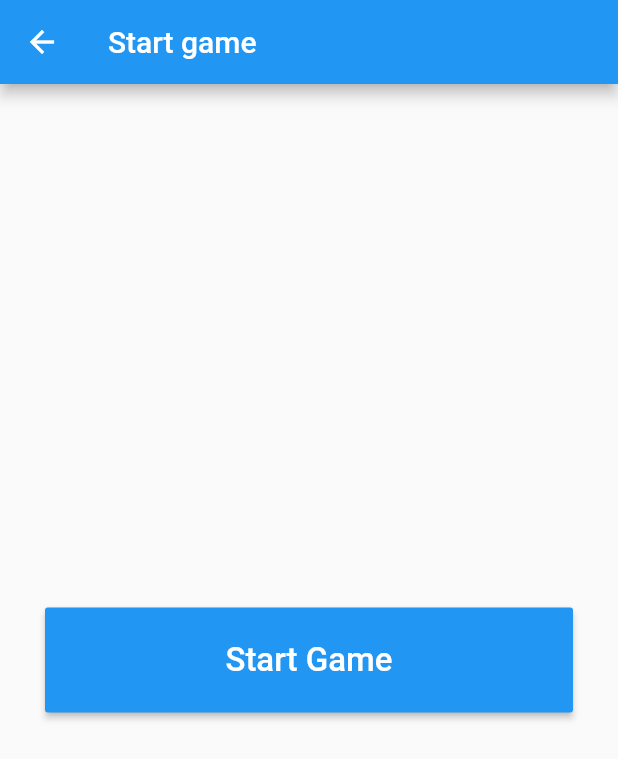
After one commit to NoConnection12367/MultiQuizz, a Flutter app: the StartGameButtonPage screen opened directly, after a tap on "Start Game", on a phone screen of 412 x 824 dp. The commit adds this screen. Shown: the top 759 px of the screen. Run offline on Flutter 3.47's test engine with Material 2 defaults, Android fonts, the phone set to English and light mode, and no system bars; our stand-ins replace firebase_database, html_unescape, percent_indicator; accounts and stored records are empty.

Commit message:
Added additional page with button to start a new game

```diff
--- a/multiquizz/lib/pages/mainMenuPage.dart
+++ b/multiquizz/lib/pages/mainMenuPage.dart
@@ -1,5 +1,6 @@
 import 'package:flutter/material.dart';
 import 'package:intl/intl.dart';
+import 'package:multiquizz/pages/startGameButtonPage.dart';
 import 'startNewGamePage.dart';
 import 'gamePage.dart';
 import 'statisticsPage.dart';
@@ -173,7 +174,7 @@ class _MainMenuPage extends State<MainMenuPage> {
                         subtitle: Text(memberNames),
                         onTap: () => Navigator.push(
                             cntx,
-                            MaterialPageRoute(builder: (cntx) => QuestionPage(game: openGames[index], questionID: 0, correctAnswerCount: 0)),
+                            MaterialPageRoute(builder: (cntx) => StartGameButtonPage(game: openGames[index])),
                         ),
                     ),
                 );
--- a/multiquizz/lib/pages/questionPage.dart
+++ b/multiquizz/lib/pages/questionPage.dart
@@ -8,16 +8,11 @@ import 'package:html_unescape/html_unescape.dart';
 
 class QuestionPage extends StatefulWidget {
 
-	Game game;
-    int questionID;
-    int correctAnswerCount;
+	  final Game game;
+    final int questionID;
+    final int correctAnswerCount;
 
-    QuestionPage({Key key, Game game, int questionID, int correctAnswerCount}) : super(key: key)
-     {
-         this.game = game;
-         this.questionID = questionID;
-         this.correctAnswerCount = correctAnswerCount;
-     }
+    QuestionPage({Key key, this.game, this.questionID, this.correctAnswerCount}) : super(key: key);
 
     @override
     _QuestionPageState createState() => _QuestionPageState(game, questionID, correctAnswerCount);
--- /dev/null
+++ b/multiquizz/lib/pages/startGameButtonPage.dart
@@ -0,0 +1,79 @@
+
+import 'package:flutter/material.dart';
+import 'package:multiquizz/classes/game.dart';
+import 'package:multiquizz/pages/questionPage.dart';
+
+
+class StartGameButtonPage extends StatefulWidget {
+  StartGameButtonPage({Key key, this.game, this.opponentID, this.title}) : super(key: key);
+
+  final String title;
+  final int opponentID;
+  final Game game;
+
+  @override
+  _StartGameButtonPage createState() => _StartGameButtonPage(opponentID, game);
+}
+
+class _StartGameButtonPage extends State<StartGameButtonPage> {
+
+    int opponentID;
+    Game game;
+
+    _StartGameButtonPage(this.opponentID, this.game);
+
+    @override
+    Widget build(BuildContext context) {
+        print("Starting to build startGameButton page..");
+
+        return new Scaffold(
+            appBar: new AppBar(
+              title: new Text('Start game'),
+            ),
+            body: Container(
+                alignment: Alignment(0.0, 0.0),
+                padding: const EdgeInsets.all(30),
+                child: new ButtonTheme(
+                    padding: const EdgeInsets.all(30.0),
+                    minWidth: double.infinity,
+                    height: 70,
+                    child: RaisedButton(
+                        padding: const EdgeInsets.all(8.0),
+                        textColor: Colors.white,
+                        color: Colors.blue,
+                        onPressed: startGame,
+                        child: new Text(
+                            "Start Game",
+                            style: TextStyle(
+                                fontSize: 22
+                            ),
+                        ),
+                    ),
+                ),
+            )
+        );
+    }
+
+    void startGame() async
+    {
+        if (game == null)
+        {
+            // Init new game
+            Game newGame = await Game.createNewGame(opponentID);
+
+            // Launch questionpages
+            Navigator.push(
+                context,
+                MaterialPageRoute(builder: (context) => QuestionPage(game: newGame, questionID: 0, correctAnswerCount: 0,)),
+            );
+        }
+        else
+        {
+            // Launch questionpages
+            Navigator.push(
+                context,
+                MaterialPageRoute(builder: (context) => QuestionPage(game: this.game, questionID: 0, correctAnswerCount: 0,)),
+            );
+        }
+    }
+}
--- a/multiquizz/lib/pages/startNewGamePage.dart
+++ b/multiquizz/lib/pages/startNewGamePage.dart
@@ -4,6 +4,7 @@ import 'package:flutter/material.dart';
 import 'package:multiquizz/classes/game.dart';
 import 'package:multiquizz/classes/user.dart';
 import 'package:multiquizz/pages/questionPage.dart';
+import 'package:multiquizz/pages/startGameButtonPage.dart';
 import '../globals.dart' as globals;
 
 
@@ -117,12 +118,11 @@ class _StartNewGamePage extends State<StartNewGamePage> {
     }
 
     void initNewGame(int opponentID) async {
-        Game newGame = await Game.createNewGame(opponentID);
 
-        // Launch questionpages
+        // Launch startNewGameButton page, push opponentID as parameter
         Navigator.push(
             context,
-            MaterialPageRoute(builder: (context) => QuestionPage(game: newGame, questionID: 0, correctAnswerCount: 0,)),
+            MaterialPageRoute(builder: (context) => StartGameButtonPage(opponentID: opponentID)),
         );
     }
 
```
